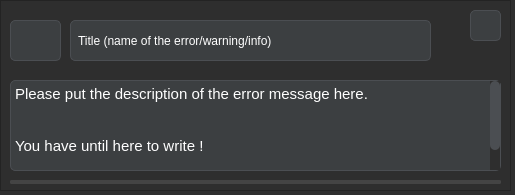
Old version of the form rover_gui/ui/ui/ToastNotification.ui in the repository robotique-udes/rover.
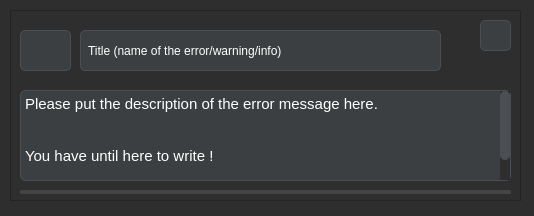
New version of the form. Icons and pictures are not drawn.

Commit message: fix notif style

The edit to the form file:
```diff
--- a/rover_gui/ui/ui/ToastNotification.ui
+++ b/rover_gui/ui/ui/ToastNotification.ui
@@ -6,8 +6,8 @@
    <rect>
     <x>0</x>
     <y>0</y>
-    <width>515</width>
-    <height>195</height>
+    <width>534</width>
+    <height>216</height>
    </rect>
   </property>
   <property name="windowTitle">
@@ -141,8 +141,8 @@
   <widget class="QFrame" name="frame">
    <property name="geometry">
     <rect>
-     <x>0</x>
-     <y>0</y>
+     <x>10</x>
+     <y>10</y>
      <width>511</width>
      <height>191</height>
     </rect>
```
The commit also changes 2 other files.
